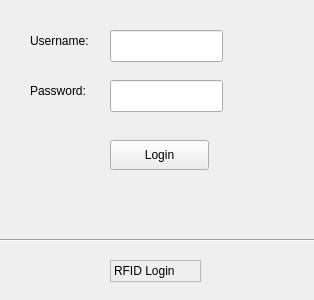
Above: Project_4/Login.ui from VatsalSheth/Embedded-Interface-Design before the change. Below: the same form after it.
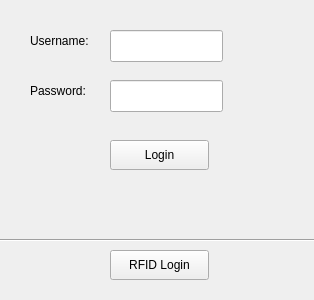
That is the form after the change.

The edit to the form file:
```diff
--- a/Project_4/Login.ui
+++ b/Project_4/Login.ui
@@ -39,22 +39,6 @@
     <string>Username:</string>
    </property>
   </widget>
-  <widget class="QLabel" name="label_3">
-   <property name="geometry">
-    <rect>
-     <x>110</x>
-     <y>260</y>
-     <width>91</width>
-     <height>22</height>
-    </rect>
-   </property>
-   <property name="frameShape">
-    <enum>QFrame::StyledPanel</enum>
-   </property>
-   <property name="text">
-    <string>RFID Login</string>
-   </property>
-  </widget>
   <widget class="QPushButton" name="login_button">
    <property name="geometry">
     <rect>
@@ -114,6 +98,19 @@
     <string/>
    </property>
   </widget>
+  <widget class="QPushButton" name="rfid_button">
+   <property name="geometry">
+    <rect>
+     <x>110</x>
+     <y>250</y>
+     <width>99</width>
+     <height>30</height>
+    </rect>
+   </property>
+   <property name="text">
+    <string>RFID Login</string>
+   </property>
+  </widget>
  </widget>
  <resources/>
  <connections/>
```
